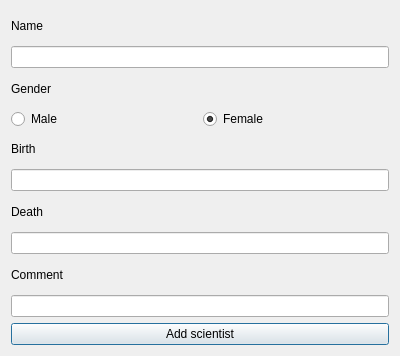
ManiSigt/Verklegt-nams, file addscientistdialog.ui: the form before one commit.
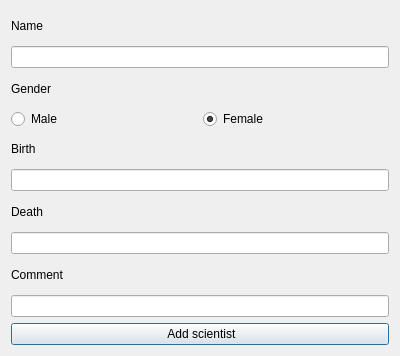
The form after the commit. Icons and pictures are not drawn.

Patch:
```diff
--- a/addscientistdialog.ui
+++ b/addscientistdialog.ui
@@ -116,7 +116,11 @@
    <item>
     <widget class="QPushButton" name="button_add_scientist">
      <property name="text">
-      <string>Add scientist</string>
+      <string> Add scientist</string>
+     </property>
+     <property name="icon">
+      <iconset resource="myresourcefile.qrc">
+       <normaloff>:/icons/icons/add2.png</normaloff>:/icons/icons/add2.png</iconset>
      </property>
     </widget>
    </item>
```
Left out of the diff: 4 changed lines with no effect on the pictures.
